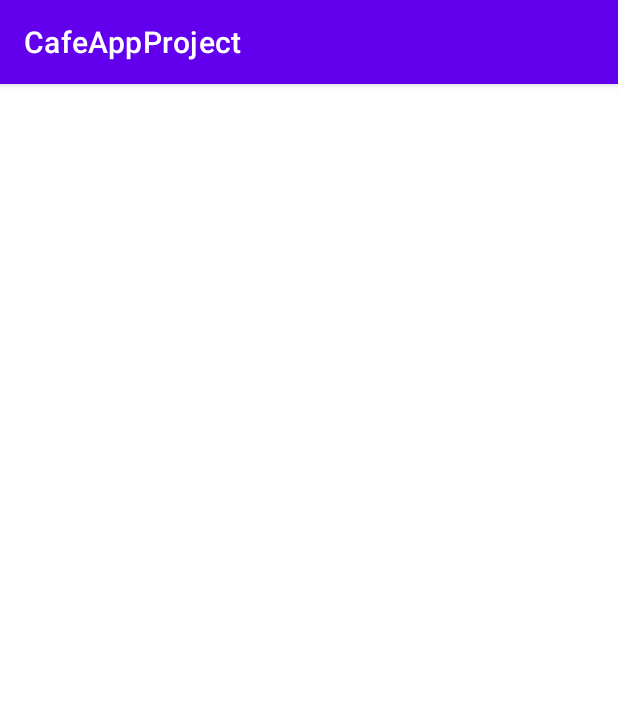
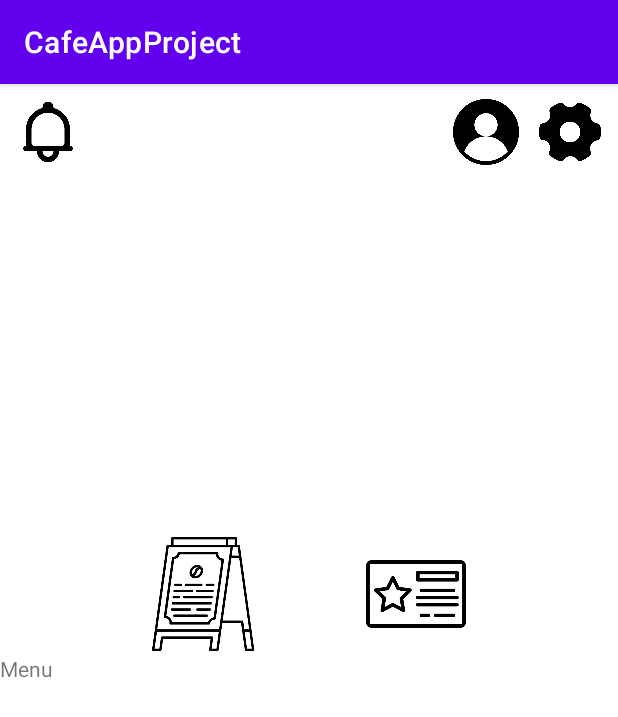
Before and after one commit to U-WangE/CafeAppProject, an Android app: the MainFragment screen opened through its navigation route, on a phone screen of 412 x 824 dp. Shown: the top 717 px of the screen. Run offline under Robolectric (Android 15) with nearby library versions, the phone set to English and light mode, and no system bars.

Commit message:
main imagebuttons
imagebutton 만 달아놓다가 contraint 어떻게해야할지 멘붕와서 일단 커밋

```diff
--- a/app/src/main/res/layout/fragment_main.xml
+++ b/app/src/main/res/layout/fragment_main.xml
@@ -1,8 +1,102 @@
 <?xml version="1.0" encoding="utf-8"?>
-<FrameLayout xmlns:android="http://schemas.android.com/apk/res/android"
+<androidx.constraintlayout.widget.ConstraintLayout xmlns:android="http://schemas.android.com/apk/res/android"
+    xmlns:app="http://schemas.android.com/apk/res-auto"
     xmlns:tools="http://schemas.android.com/tools"
     android:layout_width="match_parent"
     android:layout_height="match_parent"
     tools:context=".fragment.MainFragment">
 
-</FrameLayout>
+    <ImageButton
+        android:id="@+id/buttonProfile"
+        android:layout_width="48dp"
+        android:layout_height="48dp"
+        android:layout_marginEnd="8dp"
+        android:layout_marginTop="8dp"
+        android:adjustViewBounds="true"
+        android:background="@color/white"
+        android:contentDescription="@string/profile"
+        android:cropToPadding="false"
+        android:padding="2dp"
+        android:scaleType="fitCenter"
+        android:src="@drawable/user"
+        app:layout_constraintEnd_toStartOf="@+id/buttonSetting"
+        app:layout_constraintTop_toTopOf="parent" />
+
+    <ImageButton
+        android:id="@+id/buttonMenu"
+        android:layout_width="80dp"
+        android:layout_height="80dp"
+        android:layout_marginEnd="31dp"
+        android:layout_marginStart="110dp"
+        android:layout_marginTop="300dp"
+        android:adjustViewBounds="true"
+        android:background="@color/white"
+        android:contentDescription="menu"
+        android:cropToPadding="false"
+        android:padding="2dp"
+        android:scaleType="fitCenter"
+        android:src="@drawable/board"
+        app:layout_constraintBottom_toTopOf="@+id/textViewMenu"
+        app:layout_constraintEnd_toStartOf="@+id/buttonMembership"
+        app:layout_constraintStart_toStartOf="parent"
+        app:layout_constraintTop_toTopOf="parent" />
+
+    <ImageButton
+        android:id="@+id/buttonMembership"
+        android:layout_width="80dp"
+        android:layout_height="80dp"
+        android:layout_marginEnd="110dp"
+        android:layout_marginStart="31dp"
+        android:layout_marginTop="300dp"
+        android:adjustViewBounds="true"
+        android:background="@color/white"
+        android:contentDescription="membership"
+        android:cropToPadding="false"
+        android:padding="2dp"
+        android:scaleType="fitCenter"
+        android:src="@drawable/membership"
+        app:layout_constraintEnd_toEndOf="parent"
+        app:layout_constraintStart_toEndOf="@+id/buttonMenu"
+        app:layout_constraintTop_toTopOf="parent" />
+
+    <ImageButton
+        android:id="@+id/buttonSetting"
+        android:layout_width="48dp"
+        android:layout_height="48dp"
+        android:layout_marginEnd="8dp"
+        android:layout_marginTop="8dp"
+        android:adjustViewBounds="true"
+        android:background="@color/white"
+        android:contentDescription="@string/setting"
+        android:cropToPadding="false"
+        android:padding="2dp"
+        android:scaleType="fitCenter"
+        android:src="@drawable/setting"
+        app:layout_constraintEnd_toEndOf="parent"
+        app:layout_constraintTop_toTopOf="parent" />
+
+    <TextView
+        android:id="@+id/textViewMenu"
+        android:layout_width="wrap_content"
+        android:layout_height="wrap_content"
+        android:text="Menu"
+        app:layout_constraintTop_toBottomOf="@+id/buttonMenu"
+        tools:layout_editor_absoluteX="117dp" />
+
+    <ImageButton
+        android:id="@+id/buttonNotice"
+        android:layout_width="48dp"
+        android:layout_height="48dp"
+        android:layout_marginStart="8dp"
+        android:layout_marginTop="8dp"
+        android:adjustViewBounds="true"
+        android:background="@color/white"
+        android:contentDescription="@string/notice"
+        android:cropToPadding="false"
+        android:padding="2dp"
+        android:scaleType="fitCenter"
+        android:src="@drawable/notification_bell"
+        app:layout_constraintStart_toStartOf="parent"
+        app:layout_constraintTop_toTopOf="parent" />
+
+</androidx.constraintlayout.widget.ConstraintLayout>
--- a/app/src/main/res/values/strings.xml
+++ b/app/src/main/res/values/strings.xml
@@ -2,4 +2,7 @@
     <string name="app_name">CafeAppProject</string>
     <!-- TODO: Remove or change this placeholder text -->
     <string name="hello_blank_fragment">Hello blank fragment</string>
+    <string name="notice">notice</string>
+    <string name="profile">profile</string>
+    <string name="setting">setting</string>
 </resources>
```
Also changed, not shown: app/src/main/res/drawable/board.png (added), app/src/main/res/drawable/membership.png (added), app/src/main/res/drawable/notification_bell.png (added), app/src/main/res/drawable/setting.png (added), app/src/main/res/drawable/user.png (added).
